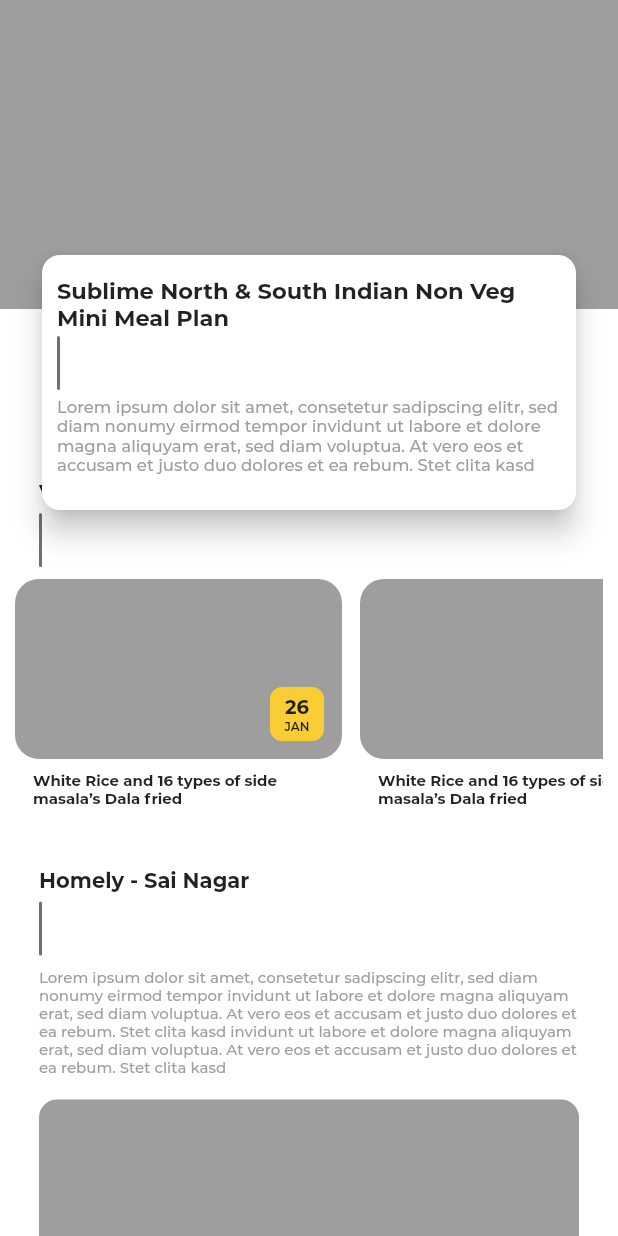
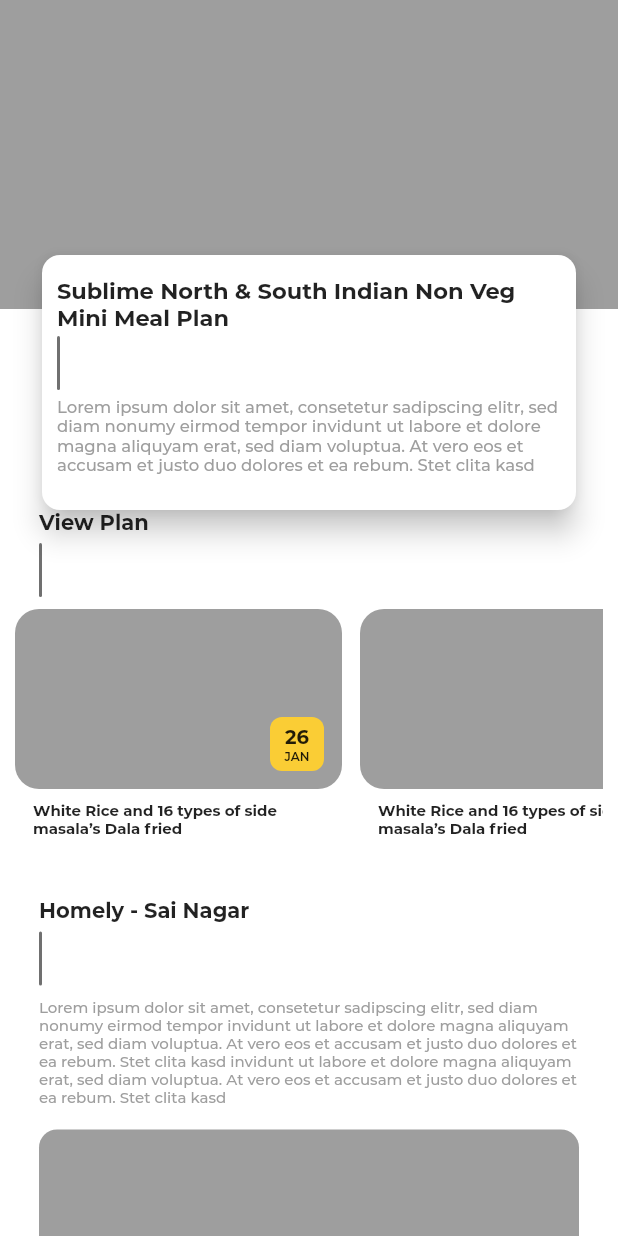
Before and after one commit to abinbabuabu/foode, a Flutter app: the MealDetailPage screen opened directly, on a phone screen of 412 x 824 dp. Run offline on Flutter 3.47's test engine with Material 2 defaults, Android fonts, the phone set to English and light mode, and no system bars; our stand-ins replace firebase_auth, flutter_spinkit, google_maps_flutter, pinput; accounts and stored records are empty.

Commit message:
Final Commit for today.Good Night

```diff
--- a/lib/main.dart
+++ b/lib/main.dart
@@ -28,7 +28,7 @@ class MyApp extends StatelessWidget {
         canvasColor: Colors.transparent,
         fontFamily: "Montseratt"
       ),
-      home:LoginPage()
+      home:MealDetailPage()
     );
   }
 }
--- a/lib/pages/MealDetailPage.dart
+++ b/lib/pages/MealDetailPage.dart
@@ -32,7 +32,7 @@ class MealDetailPage extends StatelessWidget {
                       crossAxisAlignment: CrossAxisAlignment.start,
                       children: <Widget>[
                         SizedBox(
-                          height: _topHeight / 2,
+                          height: _topHeight / 2+20,
                         ),
                         TextUnderlineWidget(
                           text: "View Plan",
```
